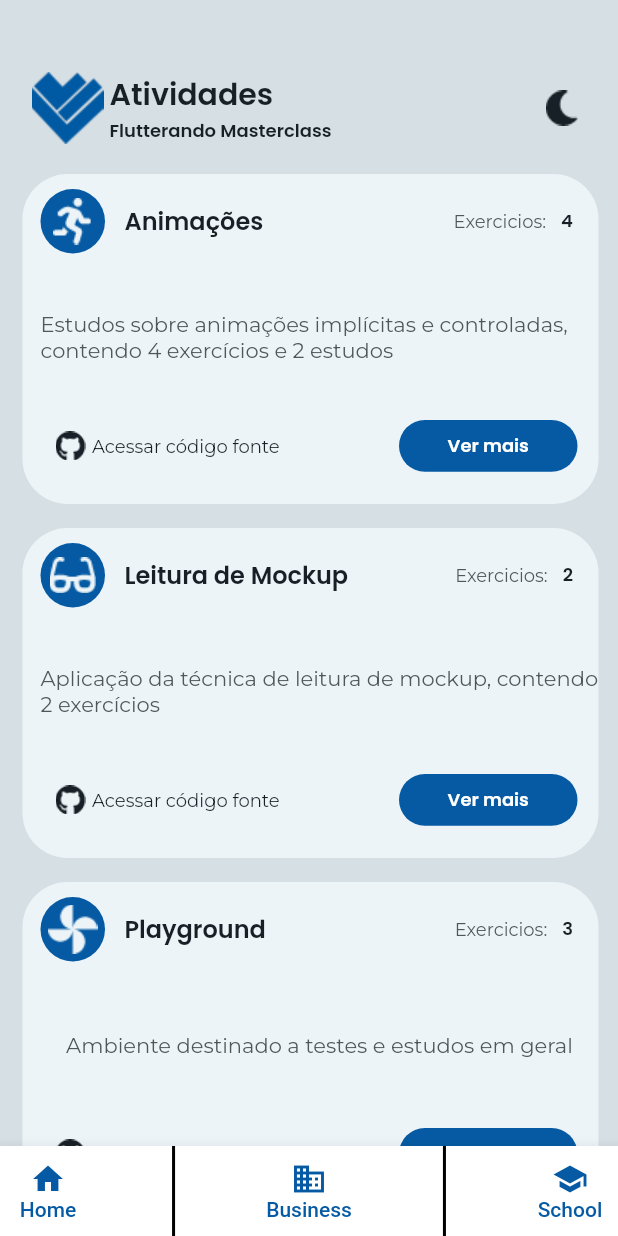
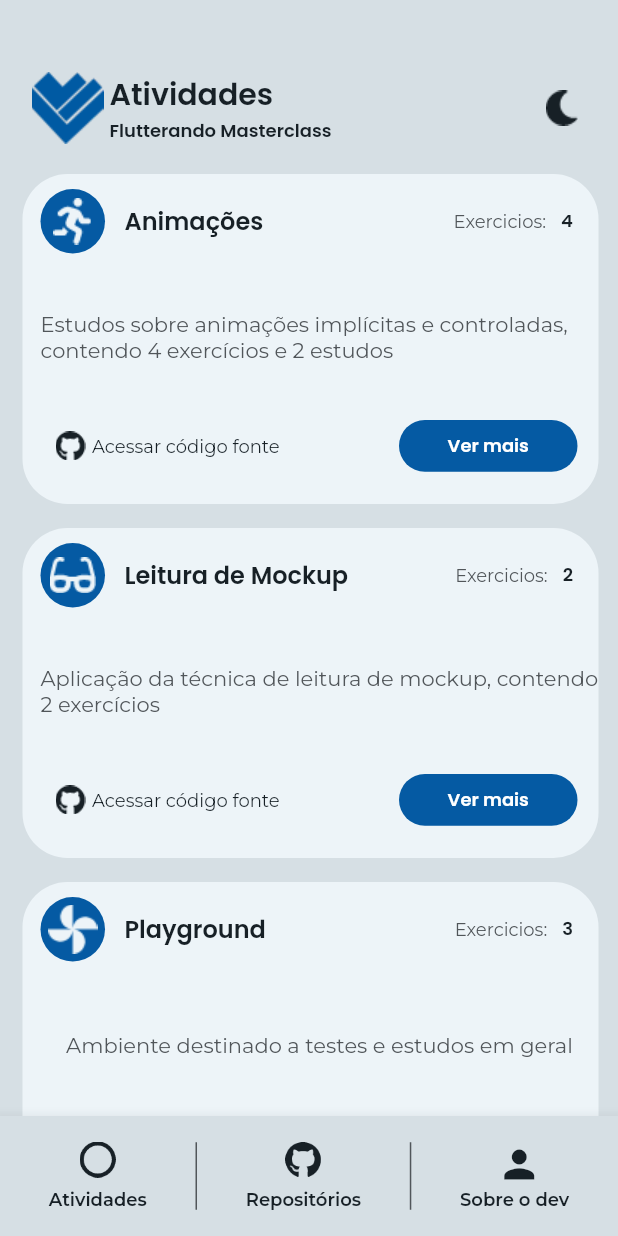
Before and after one commit to Patrickalvares/desafio_app_masterclass, a Flutter app: the screen it shows after launch, on a phone screen of 412 x 824 dp. Run offline on Flutter 3.47's test engine with Material 2 defaults, Android fonts, the phone set to English and light mode, and no system bars; our stand-ins replace google_fonts.

Commit message:
costumização do bottomNavigationBar

```diff
--- a/lib/components/homepage.dart
+++ b/lib/components/homepage.dart
@@ -105,40 +105,99 @@ class _HomePageState extends State<HomePage> {
       ),
       bottomNavigationBar: BottomAppBar(
         child: Container(
-          height: 60,
+          color: colorScheme.tertiary,
+          height: 80,
           child: Row(
             mainAxisSize: MainAxisSize.max,
-            mainAxisAlignment: MainAxisAlignment.spaceBetween,
+            mainAxisAlignment: MainAxisAlignment.spaceEvenly,
             children: <Widget>[
               TextButton(
-                style: TextButton.styleFrom(padding: EdgeInsets.all(10.0)),
+                style: TextButton.styleFrom(
+                  padding: const EdgeInsets.all(10.0),
+                ),
                 onPressed: () {},
                 child: Column(
-                  children: <Widget>[Icon(Icons.home), Text('Home')],
+                  mainAxisAlignment: MainAxisAlignment.spaceEvenly,
+                  children: <Widget>[
+                    SizedBox(
+                      height: 24,
+                      width: 24,
+                      child: Image.asset(
+                        'lib/assets/Icon feather-target@2x.png',
+                        color: colorScheme.secondary,
+                      ),
+                    ),
+                    Text(
+                      'Atividades',
+                      style: GoogleFonts.montserrat(
+                          fontSize: 12,
+                          color: colorScheme.secondary,
+                          fontWeight: FontWeight.w600),
+                    )
+                  ],
                 ),
               ),
               Container(
-                color: Colors.black,
-                width: 2,
+                color: const Color(0xFF51565A),
+                width: 1,
+                height: 45,
               ),
               TextButton(
-                style: TextButton.styleFrom(padding: EdgeInsets.all(10.0)),
+                style:
+                    TextButton.styleFrom(padding: const EdgeInsets.all(10.0)),
                 onPressed: () {},
                 child: Column(
-                  children: <Widget>[Icon(Icons.business), Text('Business')],
+                  mainAxisAlignment: MainAxisAlignment.spaceEvenly,
+                  children: <Widget>[
+                    SizedBox(
+                      height: 24,
+                      width: 24,
+                      child: Image.asset(
+                        'lib/assets/awesome-github@2x.png',
+                        color: colorScheme.secondary,
+                      ),
+                    ),
+                    Text(
+                      'Repositórios',
+                      style: GoogleFonts.montserrat(
+                          fontSize: 12,
+                          color: colorScheme.secondary,
+                          fontWeight: FontWeight.w600),
+                    )
+                  ],
                 ),
               ),
               Container(
-                color: Colors.black,
-                width: 2,
+                color: const Color(0xFF51565A),
+                width: 1,
+                height: 45,
               ),
               TextButton(
-                style: TextButton.styleFrom(padding: EdgeInsets.all(10.0)),
+                style:
+                    TextButton.styleFrom(padding: const EdgeInsets.all(10.0)),
                 onPressed: () {},
                 child: Column(
-                  children: <Widget>[Icon(Icons.school), Text('School')],
+                  mainAxisAlignment: MainAxisAlignment.spaceEvenly,
+                  children: <Widget>[
+                    SizedBox(
+                      height: 24,
+                      width: 24,
+                      child: Icon(
+                        Icons.person,
+                        color: colorScheme.secondary,
+                        size: 30,
+                      ),
+                    ),
+                    Text(
+                      'Sobre o dev',
+                      style: GoogleFonts.montserrat(
+                          fontSize: 12,
+                          color: colorScheme.secondary,
+                          fontWeight: FontWeight.w600),
+                    )
+                  ],
                 ),
-              )
+              ),
             ],
           ),
         ),
```
Also changed, not shown: lib/assets/Icon feather-target.png (added), lib/assets/Icon feather-target@2x.png (added), lib/assets/Icon feather-target@3x.png (added).
